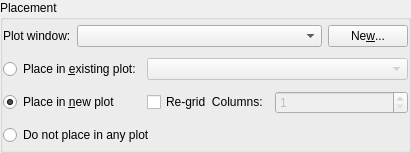
Before: the Qt Designer form src/widgets/curveplacement.ui in Kst-plot/kst, drawn with Qt 5.
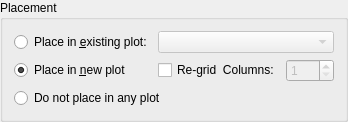
After: the same form once the commit is applied.

Commit message: * A little better default placement. * Use command pattern. * Begin fleshing out the curveplacement widget.

What changed in the file:
```diff
--- a/src/widgets/curveplacement.ui
+++ b/src/widgets/curveplacement.ui
@@ -5,8 +5,8 @@
    <rect>
     <x>0</x>
     <y>0</y>
-    <width>411</width>
-    <height>153</height>
+    <width>348</width>
+    <height>117</height>
    </rect>
   </property>
   <property name="sizePolicy" >
@@ -40,63 +40,42 @@
       <string>Placement</string>
      </property>
      <layout class="QGridLayout" >
-      <property name="leftMargin" >
-       <number>0</number>
-      </property>
-      <property name="topMargin" >
-       <number>0</number>
-      </property>
-      <property name="rightMargin" >
-       <number>0</number>
-      </property>
-      <property name="bottomMargin" >
-       <number>0</number>
-      </property>
       <item row="0" column="0" >
-       <widget class="QLabel" name="textLabel1" >
-        <property name="text" >
-         <string>Plot window:</string>
-        </property>
-        <property name="wordWrap" >
-         <bool>false</bool>
-        </property>
-        <property name="buddy" >
-         <cstring>_plotWindow</cstring>
-        </property>
-       </widget>
-      </item>
-      <item row="0" column="1" colspan="3" >
-       <widget class="QComboBox" name="_plotWindow" >
-        <property name="sizePolicy" >
-         <sizepolicy vsizetype="Fixed" hsizetype="Minimum" >
-          <horstretch>1</horstretch>
-          <verstretch>0</verstretch>
-         </sizepolicy>
-        </property>
-       </widget>
-      </item>
-      <item row="0" column="4" >
-       <widget class="QPushButton" name="_newWindow" >
-        <property name="text" >
-         <string>Ne&amp;w...</string>
-        </property>
-       </widget>
-      </item>
-      <item row="3" column="0" colspan="3" >
-       <widget class="QRadioButton" name="_dontPlace" >
-        <property name="text" >
-         <string>Do not place in any plot</string>
-        </property>
-       </widget>
-      </item>
-      <item row="1" column="0" colspan="2" >
        <widget class="QRadioButton" name="_inPlot" >
         <property name="text" >
          <string>Place in &amp;existing plot:</string>
         </property>
        </widget>
       </item>
-      <item row="2" column="0" colspan="2" >
+      <item row="0" column="1" colspan="2" >
+       <widget class="QComboBox" name="_plotList" >
+        <property name="enabled" >
+         <bool>false</bool>
+        </property>
+        <property name="sizePolicy" >
+         <sizepolicy vsizetype="Fixed" hsizetype="Preferred" >
+          <horstretch>1</horstretch>
+          <verstretch>0</verstretch>
+         </sizepolicy>
+        </property>
+        <property name="whatsThis" >
+         <string>The name of the data file which will be read for this vector.</string>
+        </property>
+        <property name="editable" >
+         <bool>false</bool>
+        </property>
+        <property name="insertPolicy" >
+         <enum>QComboBox::InsertAtTop</enum>
+        </property>
+        <property name="autoCompletion" >
+         <bool>true</bool>
+        </property>
+        <property name="duplicatesEnabled" >
+         <bool>false</bool>
+        </property>
+       </widget>
+      </item>
+      <item row="1" column="0" >
        <widget class="QRadioButton" name="_newPlot" >
         <property name="text" >
          <string>Place in &amp;new plot</string>
@@ -106,14 +85,14 @@
         </property>
        </widget>
       </item>
-      <item row="2" column="2" >
+      <item row="1" column="1" >
        <widget class="QCheckBox" name="_reGrid" >
         <property name="text" >
          <string>Re-grid  Columns:</string>
         </property>
        </widget>
       </item>
-      <item row="2" column="3" colspan="2" >
+      <item row="1" column="2" >
        <widget class="QSpinBox" name="_plotColumns" >
         <property name="enabled" >
          <bool>false</bool>
@@ -138,31 +117,10 @@
         </property>
        </widget>
       </item>
-      <item row="1" column="2" colspan="3" >
-       <widget class="QComboBox" name="_plotList" >
-        <property name="enabled" >
-         <bool>false</bool>
-        </property>
-        <property name="sizePolicy" >
-         <sizepolicy vsizetype="Fixed" hsizetype="Preferred" >
-          <horstretch>1</horstretch>
-          <verstretch>0</verstretch>
-         </sizepolicy>
-        </property>
-        <property name="whatsThis" >
-         <string>The name of the data file which will be read for this vector.</string>
-        </property>
-        <property name="editable" >
-         <bool>false</bool>
-        </property>
-        <property name="insertPolicy" >
-         <enum>QComboBox::InsertAtTop</enum>
-        </property>
-        <property name="autoCompletion" >
-         <bool>true</bool>
-        </property>
-        <property name="duplicatesEnabled" >
-         <bool>false</bool>
+      <item row="2" column="0" colspan="2" >
+       <widget class="QRadioButton" name="_dontPlace" >
+        <property name="text" >
+         <string>Do not place in any plot</string>
         </property>
        </widget>
       </item>
```
Left out of the diff: 2 changed lines with no effect on the pictures. The commit also changes 6 other files.
